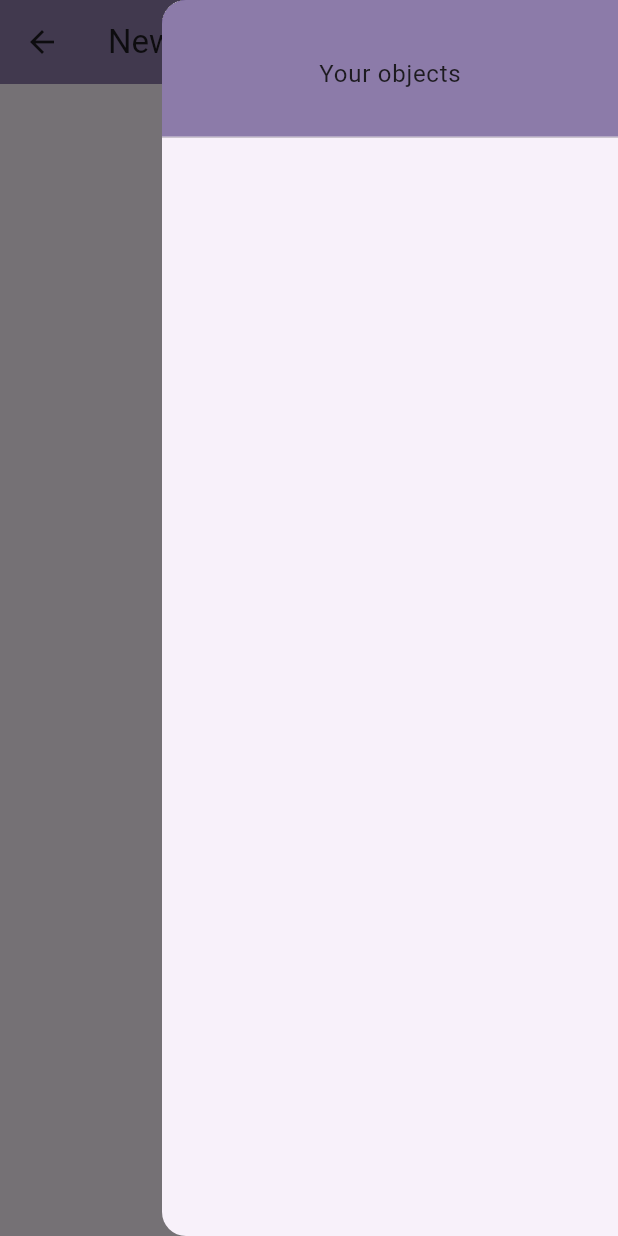
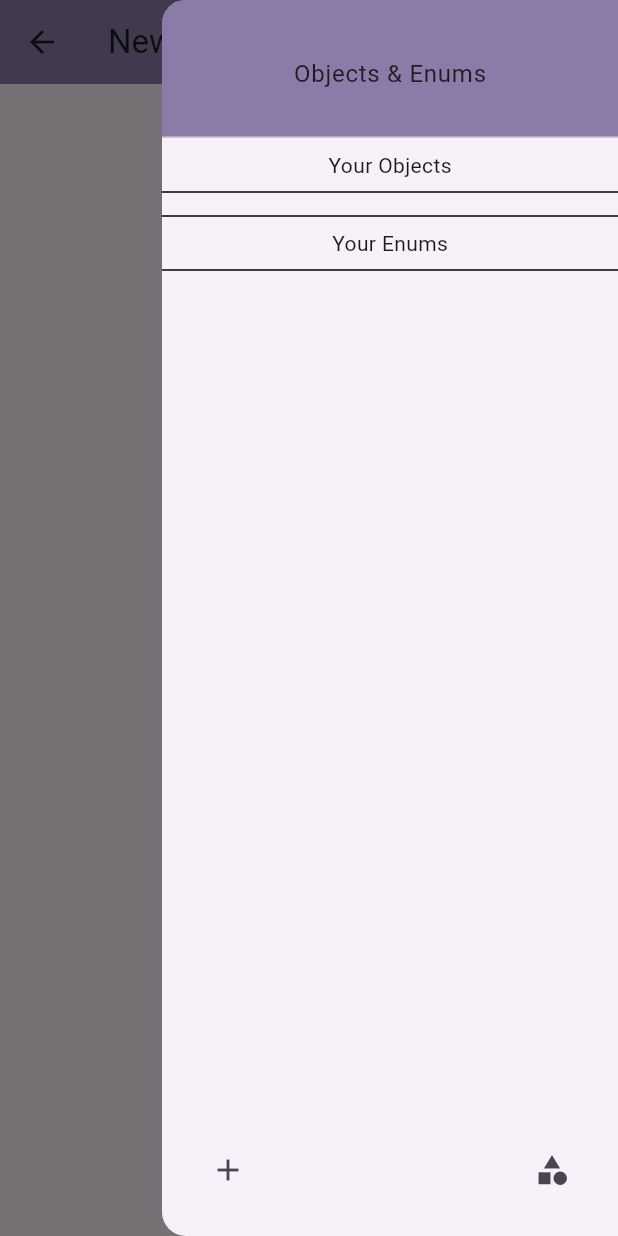
Before and after one commit to Leszek02/ucccc, a Flutter app: the TemplateEditor screen opened directly, with the side drawer open, on a phone screen of 412 x 824 dp. Run offline on Flutter 3.47's test engine with Material 3 defaults, Android fonts, the phone set to English and light mode, and no system bars; our stand-ins replace cloud_firestore, firebase_core, firebase_crashlytics; accounts and stored records are empty.

Commit message:
change drawer layout

```diff
--- a/lib/data/template.dart
+++ b/lib/data/template.dart
@@ -1,15 +1,22 @@
 typedef FieldList = List<(String, String?)>;
 
 class Template {
-
   String _name;
   List<(String, FieldList)> objects;
+  List<(String, List<String>)> enums;
   final FieldList _template;
 
   Template.empty()
       : _name = 'default',
         objects = [],
+        enums = [],
         _template = [];
+
+  Template.fromMap(Map<String, dynamic> data)
+      : _name = data['name'] ?? 'default',
+        objects = data['objects'] ?? [],
+        enums = data['enums'] ?? [],
+        _template = data['template'] ?? [];
 
   List<(String, String?)> get template => _template;
 
@@ -18,6 +25,7 @@ class Template {
   Map<String, dynamic> toMap() => {
         'objects': Map.fromEntries(
             objects.map((entry) => MapEntry(entry.$1, Map.fromEntries(entry.$2.map((e) => MapEntry(e.$1, e.$2)))))),
+        'enums': Map.fromEntries(enums.map((entry) => MapEntry(entry.$1, entry.$2))),
         'template': Map.fromEntries(_template.map((entry) => MapEntry(entry.$1, entry.$2))),
         'name': _name,
       };
--- a/lib/ui/pages/character/character_editor.dart
+++ b/lib/ui/pages/character/character_editor.dart
@@ -1,5 +1,4 @@
 import 'package:flutter/material.dart';
-import 'package:ucccc/ui/widgets/circle_button.dart';
 
 class CharacterEditor extends StatelessWidget {
   const CharacterEditor({super.key});
--- a/lib/ui/pages/template/template_editor.dart
+++ b/lib/ui/pages/template/template_editor.dart
@@ -2,6 +2,8 @@ import 'package:cloud_firestore/cloud_firestore.dart';
 import 'package:flutter/material.dart';
 import 'package:ucccc/data/template.dart';
 import 'package:ucccc/ui/widgets/circle_button.dart';
+
+// TODO: Open existing template, Enum editor, object change name, print enum in drawer, check new object dup names, check template name, emlum picker
 
 class TemplateEditor extends StatefulWidget {
   final String title;
@@ -23,12 +25,12 @@ class TemplateEditorState extends State<TemplateEditor> {
 
   int index = 0;
 
-  Future<void> _dialogBuilder(BuildContext context, Template template) {
+  Future<void> _newObjectEnumDialog(BuildContext context, Template template, String title) {
     _objectName.text = "";
     return showDialog<void>(
       context: context,
       builder: (BuildContext context) => AlertDialog(
-        title: const Center(child: Text('New object name')),
+        title: Center(child: Text(title)),
         content: TextField(controller: _objectName),
         actions: [
           Row(
@@ -160,7 +162,7 @@ class TemplateEditorState extends State<TemplateEditor> {
                           TextButton(
                             child: const Text('Save'),
                             onPressed: () {
-                              // TODO Here save to local && remote database
+                              // TODO Here save to local
                               template.name = _templateName.text;
                               FirebaseFirestore.instance.collection('templates').add(template.toMap());
                               Navigator.of(context).pop();
@@ -175,11 +177,6 @@ class TemplateEditorState extends State<TemplateEditor> {
               },
             ),
             if (widget.mainTemplate)
-              IconButton(
-                icon: const Icon(Icons.add),
-                onPressed: () => _dialogBuilder(context, template),
-              ),
-            if (widget.mainTemplate)
               Builder(builder: (context) {
                 return IconButton(
                     icon: const Icon(Icons.menu),
@@ -190,18 +187,17 @@ class TemplateEditorState extends State<TemplateEditor> {
           ],
         ),
         endDrawer: Drawer(
-          child: ListView(
-            padding: EdgeInsets.zero,
+          child: Column(
             children: [
               SizedBox(
                 height: 100,
                 child: DrawerHeader(
-                  decoration: BoxDecoration(
-                    color: Theme.of(context).colorScheme.primary.withOpacity(0.75),
-                  ),
-                  child: const Center(child: Text('Your objects')),
+                  decoration: BoxDecoration(color: Theme.of(context).colorScheme.primary.withOpacity(0.75)),
+                  child: const Center(child: Text('Objects & Enums')),
                 ),
               ),
+              Text("Your Objects"),
+              Divider(color: Colors.black),
               for (int i = 0; i < template.objects.length; ++i)
                 Padding(
                   padding: const EdgeInsets.symmetric(horizontal: 8.0),
@@ -213,10 +209,11 @@ class TemplateEditorState extends State<TemplateEditor> {
                           onTap: () => Navigator.of(context).push(
                             MaterialPageRoute(
                               builder: (context) => TemplateEditor(
-                                  title: template.objects[i].$1,
-                                  mainTemplate: false,
-                                  exitCallback: exitCallback,
-                                  objectList: template.objects),
+                                title: template.objects[i].$1,
+                                mainTemplate: false,
+                                exitCallback: exitCallback,
+                                objectList: template.objects,
+                              ),
                             ),
                           ),
                         ),
@@ -248,6 +245,35 @@ class TemplateEditorState extends State<TemplateEditor> {
                         },
                       ),
                     ],
+                  ),
+                ),
+              Divider(color: Colors.black),
+              Text('Your Enums'),
+              Divider(color: Colors.black),
+              if (widget.mainTemplate)
+                Expanded(
+                  child: Padding(
+                    padding: const EdgeInsets.all(20.0),
+                    child: Row(
+                      children: [
+                        Align(
+                          alignment: Alignment.bottomLeft,
+                          child: IconButton(
+                            icon: const Icon(Icons.add),
+                            onPressed: () => _newObjectEnumDialog(context, template, 'New Object name'),
+                          ),
+                        ),
+                        Expanded(
+                          child: Align(
+                            alignment: Alignment.bottomRight,
+                            child: IconButton(
+                              icon: const Icon(Icons.category),
+                              onPressed: () => _newObjectEnumDialog(context, template, 'New Enum name'),
+                            ),
+                          ),
+                        ),
+                      ],
+                    ),
                   ),
                 ),
             ],
```
